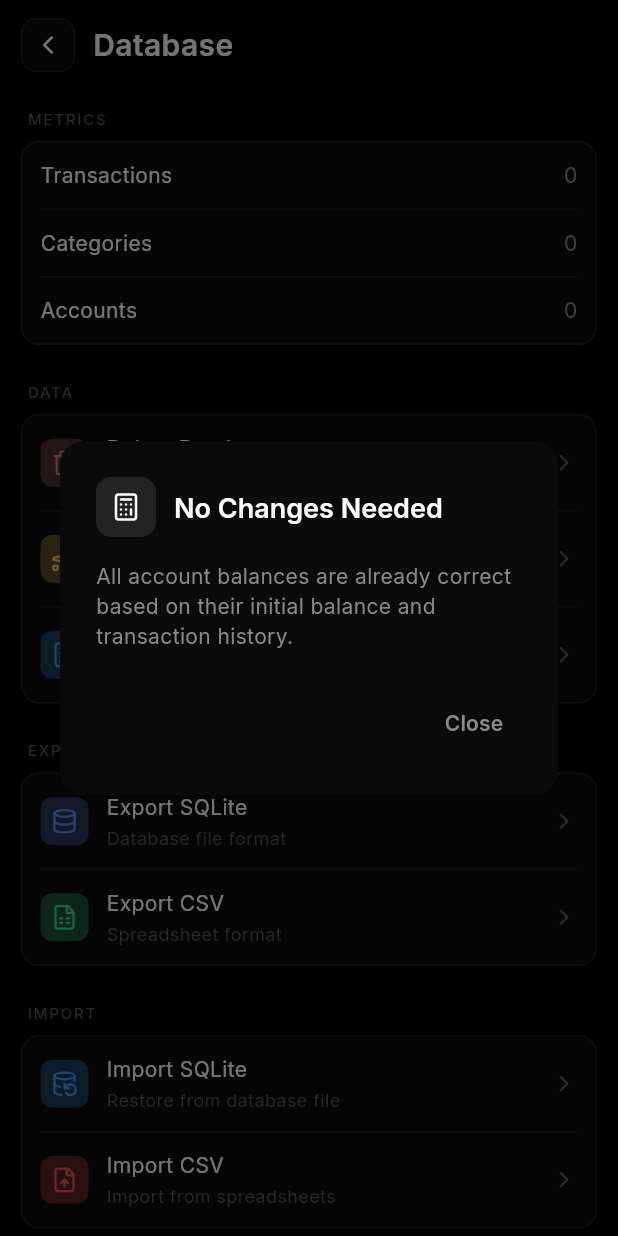
After one commit to dy-sh/Cachium, a Flutter app: the DatabaseSettingsScreen screen opened by its route, after a tap on "Recalculate Balances", on a phone screen of 412 x 824 dp. The commit adds this screen. Run offline on Flutter 3.47's test engine with Material 3 defaults, Android fonts, the phone set to English and light mode, and no system bars; our stand-ins replace csv, drift, drift_flutter, file_picker, flutter_riverpod, freezed_annotation and 4 more; missing offline and left inert: cryptography, sqlite3; accounts and stored records are empty; generated files the repository leaves out were written again.

Commit message:
initial account balance, refresh balance

```diff
--- a/lib/core/database/services/database_import_service.dart
+++ b/lib/core/database/services/database_import_service.dart
@@ -266,6 +266,7 @@ class DatabaseImportService {
             'name': row['name'] as String,
             'type': row['type'] as String,
             'balance': row['balance'] as double,
+            'initialBalance': (row['initialBalance'] as num?)?.toDouble() ?? 0.0,
             'customColorValue': row['customColorValue'] as int?,
             'customIconCodePoint': row['customIconCodePoint'] as int?,
             'createdAtMillis': createdAt,
@@ -436,12 +437,14 @@ class DatabaseImportService {
         } else {
           final customColorValue = data['customColorValue'].toString();
           final customIconCodePoint = data['customIconCodePoint'].toString();
+          final initialBalanceStr = data['initialBalance']?.toString() ?? '0';
 
           final json = {
             'id': id,
             'name': data['name'].toString(),
             'type': data['type'].toString(),
             'balance': double.parse(data['balance'].toString()),
+            'initialBalance': initialBalanceStr.isEmpty ? 0.0 : double.parse(initialBalanceStr),
             'customColorValue': customColorValue.isEmpty ? null : int.parse(customColorValue),
             'customIconCodePoint': customIconCodePoint.isEmpty ? null : int.parse(customIconCodePoint),
             'createdAtMillis': createdAt,
--- a/lib/data/demo/demo_data.dart
+++ b/lib/data/demo/demo_data.dart
@@ -8,6 +8,7 @@ class DemoData {
       name: 'Chase Checking',
       type: AccountType.bank,
       balance: 5420.50,
+      initialBalance: 5420.50,
       createdAt: DateTime.now().subtract(const Duration(days: 365)),
     ),
     Account(
@@ -15,6 +16,7 @@ class DemoData {
       name: 'Visa Platinum',
       type: AccountType.creditCard,
       balance: -1250.00,
+      initialBalance: -1250.00,
       createdAt: DateTime.now().subtract(const Duration(days: 300)),
     ),
     Account(
@@ -22,6 +24,7 @@ class DemoData {
       name: 'Cash',
       type: AccountType.cash,
       balance: 340.00,
+      initialBalance: 340.00,
       createdAt: DateTime.now().subtract(const Duration(days: 200)),
     ),
     Account(
@@ -29,6 +32,7 @@ class DemoData {
       name: 'Emergency Fund',
       type: AccountType.savings,
       balance: 12500.00,
+      initialBalance: 12500.00,
       createdAt: DateTime.now().subtract(const Duration(days: 180)),
     ),
     Account(
@@ -36,6 +40,7 @@ class DemoData {
       name: 'Fidelity 401k',
       type: AccountType.investment,
       balance: 45230.75,
+      initialBalance: 45230.75,
       createdAt: DateTime.now().subtract(const Duration(days: 150)),
     ),
     Account(
@@ -43,6 +48,7 @@ class DemoData {
       name: 'PayPal',
       type: AccountType.wallet,
       balance: 850.25,
+      initialBalance: 850.25,
       createdAt: DateTime.now().subtract(const Duration(days: 100)),
     ),
   ];
--- a/lib/data/models/account_data.dart
+++ b/lib/data/models/account_data.dart
@@ -23,6 +23,9 @@ class AccountData with _$AccountData {
     /// Current balance
     required double balance,
 
+    /// Initial balance when account was created (for recalculation)
+    @Default(0.0) double initialBalance,
+
     /// Custom color value (optional) - stored as int for serialization
     int? customColorValue,
 
--- a/lib/data/repositories/account_repository.dart
+++ b/lib/data/repositories/account_repository.dart
@@ -26,6 +26,7 @@ class AccountRepository {
       name: account.name,
       type: account.type.name,
       balance: account.balance,
+      initialBalance: account.initialBalance,
       customColorValue: account.customColor?.value,
       customIconCodePoint: account.customIcon?.codePoint,
       createdAtMillis: account.createdAt.millisecondsSinceEpoch,
@@ -42,6 +43,7 @@ class AccountRepository {
         orElse: () => ui.AccountType.bank,
       ),
       balance: data.balance,
+      initialBalance: data.initialBalance,
       customColor: data.customColorValue != null
           ? Color(data.customColorValue!)
           : null,
--- a/lib/features/accounts/data/models/account.dart
+++ b/lib/features/accounts/data/models/account.dart
@@ -69,6 +69,7 @@ class Account {
   final String name;
   final AccountType type;
   final double balance;
+  final double initialBalance;
   final Color? customColor;
   final IconData? customIcon;
   final DateTime createdAt;
@@ -78,6 +79,7 @@ class Account {
     required this.name,
     required this.type,
     required this.balance,
+    required this.initialBalance,
     this.customColor,
     this.customIcon,
     required this.createdAt,
@@ -97,6 +99,7 @@ class Account {
     String? name,
     AccountType? type,
     double? balance,
+    double? initialBalance,
     Color? customColor,
     IconData? customIcon,
     DateTime? createdAt,
@@ -106,6 +109,7 @@ class Account {
       name: name ?? this.name,
       type: type ?? this.type,
       balance: balance ?? this.balance,
+      initialBalance: initialBalance ?? this.initialBalance,
       customColor: customColor ?? this.customColor,
       customIcon: customIcon ?? this.customIcon,
       createdAt: createdAt ?? this.createdAt,
--- a/lib/features/accounts/presentation/providers/accounts_provider.dart
+++ b/lib/features/accounts/presentation/providers/accounts_provider.dart
@@ -38,6 +38,7 @@ class AccountsNotifier extends AsyncNotifier<List<Account>> {
       name: name,
       type: type,
       balance: initialBalance,
+      initialBalance: initialBalance,
       createdAt: DateTime.now(),
     );
 
--- a/lib/features/settings/presentation/providers/database_providers.dart
+++ b/lib/features/settings/presentation/providers/database_providers.dart
@@ -225,3 +225,133 @@ final databaseManagementProvider =
     NotifierProvider<DatabaseManagementNotifier, AsyncValue<void>>(() {
   return DatabaseManagementNotifier();
 });
+
+/// Result of balance recalculation for a single account.
+class BalanceChange {
+  final String accountId;
+  final String accountName;
+  final double oldBalance;
+  final double newBalance;
+  final double initialBalance;
+  final double transactionDelta;
+
+  const BalanceChange({
+    required this.accountId,
+    required this.accountName,
+    required this.oldBalance,
+    required this.newBalance,
+    required this.initialBalance,
+    required this.transactionDelta,
+  });
+
+  double get difference => newBalance - oldBalance;
+  bool get hasChanged => difference.abs() > 0.001;
+}
+
+/// Result of the recalculation preview.
+class RecalculatePreview {
+  final List<BalanceChange> changes;
+  final int totalAccounts;
+
+  const RecalculatePreview({
+    required this.changes,
+    required this.totalAccounts,
+  });
+
+  List<BalanceChange> get changedAccounts =>
+      changes.where((c) => c.hasChanged).toList();
+  int get changedCount => changedAccounts.length;
+  bool get hasChanges => changedCount > 0;
+}
+
+/// Provider for recalculating account balances from transaction history.
+class RecalculateBalancesNotifier extends Notifier<AsyncValue<RecalculatePreview?>> {
+  @override
+  AsyncValue<RecalculatePreview?> build() {
+    return const AsyncValue.data(null);
+  }
+
+  /// Calculate what changes would be made without applying them.
+  Future<RecalculatePreview?> calculatePreview() async {
+    state = const AsyncValue.loading();
+    try {
+      final accountRepo = ref.read(accountRepositoryProvider);
+      final transactionRepo = ref.read(transactionRepositoryProvider);
+
+      // Get all accounts and transactions
+      final accounts = await accountRepo.getAllAccounts();
+      final transactions = await transactionRepo.getAllTransactions();
+
+      // Group transactions by account
+      final Map<String, double> accountDeltas = {};
+      for (final tx in transactions) {
+        final delta = tx.type.name == 'income' ? tx.amount : -tx.amount;
+        accountDeltas[tx.accountId] = (accountDeltas[tx.accountId] ?? 0) + delta;
+      }
+
+      // Calculate changes for each account
+      final changes = <BalanceChange>[];
+      for (final account in accounts) {
+        final transactionDelta = accountDeltas[account.id] ?? 0;
+        final newBalance = account.initialBalance + transactionDelta;
+
+        changes.add(BalanceChange(
+          accountId: account.id,
+          accountName: account.name,
+          oldBalance: account.balance,
+          newBalance: newBalance,
+          initialBalance: account.initialBalance,
+          transactionDelta: transactionDelta,
+        ));
+      }
+
+      final preview = RecalculatePreview(
+        changes: changes,
+        totalAccounts: accounts.length,
+      );
+
+      state = AsyncValue.data(preview);
+      return preview;
+    } catch (e, st) {
+      state = AsyncValue.error(e, st);
+      return null;
+    }
+  }
+
+  /// Apply the calculated changes.
+  Future<int> applyChanges() async {
+    final preview = state.valueOrNull;
+    if (preview == null) return 0;
+
+    try {
+      final accountRepo = ref.read(accountRepositoryProvider);
+      int updatedCount = 0;
+
+      for (final change in preview.changedAccounts) {
+        final account = (await accountRepo.getAllAccounts())
+            .firstWhere((a) => a.id == change.accountId);
+        final updatedAccount = account.copyWith(balance: change.newBalance);
+        await accountRepo.updateAccount(updatedAccount);
+        updatedCount++;
+      }
+
+      // Refresh accounts provider
+      ref.invalidate(accountsProvider);
+      ref.invalidate(databaseMetricsProvider);
+
+      state = const AsyncValue.data(null);
+      return updatedCount;
+    } catch (e) {
+      return 0;
+    }
+  }
+
+  void reset() {
+    state = const AsyncValue.data(null);
+  }
+}
+
+final recalculateBalancesProvider =
+    NotifierProvider<RecalculateBalancesNotifier, AsyncValue<RecalculatePreview?>>(() {
+  return RecalculateBalancesNotifier();
+});
--- a/lib/features/settings/presentation/screens/database_settings_screen.dart
+++ b/lib/features/settings/presentation/screens/database_settings_screen.dart
@@ -10,6 +10,7 @@ import '../providers/database_providers.dart';
 import '../providers/settings_provider.dart';
 import '../widgets/database_metrics_card.dart';
 import '../widgets/delete_database_dialog.dart';
+import '../widgets/recalculate_preview_dialog.dart';
 import '../widgets/settings_section.dart';
 import '../widgets/settings_tile.dart';
 
@@ -21,6 +22,7 @@ class DatabaseSettingsScreen extends ConsumerWidget {
     final intensity = ref.watch(colorIntensityProvider);
     final managementState = ref.watch(databaseManagementProvider);
     final importState = ref.watch(importStateProvider);
+    final recalculateState = ref.watch(recalculateBalancesProvider);
 
     return Scaffold(
       backgroundColor: AppColors.background,
@@ -95,6 +97,15 @@ class DatabaseSettingsScreen extends ConsumerWidget {
                           onTap: managementState.isLoading
                               ? null
                               : () => _handleCreateDemoDatabase(context, ref),
+                        ),
+                        SettingsTile(
+                          title: 'Recalculate Balances',
+                          description: 'Refresh from transaction history',
+                          icon: LucideIcons.calculator,
+                          iconColor: AppColors.getAccentColor(5, intensity),
+                          onTap: recalculateState.isLoading
+                              ? null
+                              : () => _handleRecalculateBalances(context, ref),
                         ),
                       ],
                     ),
@@ -247,6 +258,36 @@ class DatabaseSettingsScreen extends ConsumerWidget {
     }
   }
 
+  Future<void> _handleRecalculateBalances(BuildContext context, WidgetRef ref) async {
+    // Calculate preview
+    final preview = await ref
+        .read(recalculateBalancesProvider.notifier)
+        .calculatePreview();
+
+    if (preview == null || !context.mounted) return;
+
+    // Show preview dialog
+    final shouldApply = await showRecalculatePreviewDialog(
+      context: context,
+      preview: preview,
+    );
+
+    if (shouldApply == true && context.mounted) {
+      final count = await ref
+          .read(recalculateBalancesProvider.notifier)
+          .applyChanges();
+
+      if (context.mounted) {
+        ScaffoldMessenger.of(context).showSnackBar(
+          SnackBar(
+            content: Text('Updated $count account${count == 1 ? '' : 's'}'),
+            backgroundColor: AppColors.income,
+          ),
+        );
+      }
+    }
+  }
+
   Future<void> _handleImportSqlite(BuildContext context, WidgetRef ref) async {
     await ref.read(importStateProvider.notifier).importFromSqlite();
 
--- /dev/null
+++ b/lib/features/settings/presentation/widgets/recalculate_preview_dialog.dart
@@ -0,0 +1,219 @@
+import 'package:flutter/material.dart';
+import 'package:flutter_riverpod/flutter_riverpod.dart';
+import 'package:lucide_icons/lucide_icons.dart';
+
+import '../../../../core/constants/app_colors.dart';
+import '../../../../core/constants/app_spacing.dart';
+import '../../../../core/constants/app_typography.dart';
+import '../../../../core/utils/currency_formatter.dart';
+import '../providers/database_providers.dart';
+
+class RecalculatePreviewDialog extends ConsumerWidget {
+  final RecalculatePreview preview;
+
+  const RecalculatePreviewDialog({
+    super.key,
+    required this.preview,
+  });
+
+  @override
+  Widget build(BuildContext context, WidgetRef ref) {
+    final changedAccounts = preview.changedAccounts;
+
+    return AlertDialog(
+      backgroundColor: AppColors.surface,
+      shape: RoundedRectangleBorder(
+        borderRadius: BorderRadius.circular(16),
+      ),
+      title: Row(
+        children: [
+          Container(
+            width: 40,
+            height: 40,
+            decoration: BoxDecoration(
+              color: AppColors.accentPrimary.withOpacity(0.1),
+              borderRadius: BorderRadius.circular(10),
+            ),
+            child: Icon(
+              LucideIcons.calculator,
+              size: 20,
+              color: AppColors.accentPrimary,
+            ),
+          ),
+          const SizedBox(width: AppSpacing.md),
+          Expanded(
+            child: Text(
+              changedAccounts.isEmpty
+                  ? 'No Changes Needed'
+                  : 'Review Changes',
+              style: AppTypography.h4,
+            ),
+          ),
+        ],
+      ),
+      content: SizedBox(
+        width: double.maxFinite,
+        child: Column(
+          mainAxisSize: MainAxisSize.min,
+          crossAxisAlignment: CrossAxisAlignment.start,
+          children: [
+            if (changedAccounts.isEmpty)
+              Text(
+                'All account balances are already correct based on their initial balance and transaction history.',
+                style: AppTypography.bodyMedium.copyWith(
+                  color: AppColors.textSecondary,
+                ),
+              )
+            else ...[
+              Text(
+                '${changedAccounts.length} account${changedAccounts.length == 1 ? '' : 's'} will be updated:',
+                style: AppTypography.bodyMedium.copyWith(
+                  color: AppColors.textSecondary,
+                ),
+              ),
+              const SizedBox(height: AppSpacing.lg),
+              ConstrainedBox(
+                constraints: const BoxConstraints(maxHeight: 300),
+                child: ListView.separated(
+                  shrinkWrap: true,
+                  itemCount: changedAccounts.length,
+                  separatorBuilder: (_, __) => const SizedBox(height: AppSpacing.sm),
+                  itemBuilder: (context, index) {
+                    final change = changedAccounts[index];
+                    return _BalanceChangeCard(change: change);
+                  },
+                ),
+              ),
+            ],
+          ],
+        ),
+      ),
+      actions: [
+        TextButton(
+          onPressed: () => Navigator.pop(context, false),
+          child: Text(
+            changedAccounts.isEmpty ? 'Close' : 'Cancel',
+            style: AppTypography.button.copyWith(
+              color: AppColors.textSecondary,
+            ),
+          ),
+        ),
+        if (changedAccounts.isNotEmpty)
+          TextButton(
+            onPressed: () => Navigator.pop(context, true),
+            child: Text(
+              'Apply',
+              style: AppTypography.button.copyWith(
+                color: AppColors.accentPrimary,
+              ),
+            ),
+          ),
+      ],
+    );
+  }
+}
+
+class _BalanceChangeCard extends StatelessWidget {
+  final BalanceChange change;
+
+  const _BalanceChangeCard({
+    required this.change,
+  });
+
+  @override
+  Widget build(BuildContext context) {
+    final isPositive = change.difference > 0;
+    final diffColor = isPositive ? AppColors.income : AppColors.expense;
+
+    return Container(
+      padding: const EdgeInsets.all(AppSpacing.md),
+      decoration: BoxDecoration(
+        color: AppColors.surfaceLight,
+        borderRadius: BorderRadius.circular(12),
+        border: Border.all(color: AppColors.border),
+      ),
+      child: Column(
+        crossAxisAlignment: CrossAxisAlignment.start,
+        children: [
+          Text(
+            change.accountName,
+            style: AppTypography.bodyMedium.copyWith(
+              fontWeight: FontWeight.w600,
+            ),
+          ),
+          const SizedBox(height: AppSpacing.sm),
+          Row(
+            children: [
+              Expanded(
+                child: Column(
+                  crossAxisAlignment: CrossAxisAlignment.start,
+                  children: [
+                    Text(
+                      'Current',
+                      style: AppTypography.labelSmall.copyWith(
+                        color: AppColors.textTertiary,
+                      ),
+                    ),
+                    Text(
+                      CurrencyFormatter.format(change.oldBalance),
+                      style: AppTypography.bodySmall.copyWith(
+                        color: AppColors.textSecondary,
+                      ),
+                    ),
+                  ],
+                ),
+              ),
+              Icon(
+                LucideIcons.arrowRight,
+                size: 16,
+                color: AppColors.textTertiary,
+              ),
+              Expanded(
+                child: Column(
+                  crossAxisAlignment: CrossAxisAlignment.end,
+                  children: [
+                    Text(
+                      'New',
+                      style: AppTypography.labelSmall.copyWith(
+                        color: AppColors.textTertiary,
+                      ),
+                    ),
+                    Text(
+                      CurrencyFormatter.format(change.newBalance),
+                      style: AppTypography.bodySmall.copyWith(
+                        fontWeight: FontWeight.w600,
+                      ),
+                    ),
+                  ],
+                ),
+              ),
+            ],
+          ),
+          const SizedBox(height: AppSpacing.xs),
+          Row(
+            mainAxisAlignment: MainAxisAlignment.end,
+            children: [
+              Text(
+                '${isPositive ? '+' : ''}${CurrencyFormatter.format(change.difference)}',
+                style: AppTypography.labelMedium.copyWith(
+                  color: diffColor,
+                  fontWeight: FontWeight.w600,
+                ),
+              ),
+            ],
+          ),
+        ],
+      ),
+    );
+  }
+}
+
+Future<bool?> showRecalculatePreviewDialog({
+  required BuildContext context,
+  required RecalculatePreview preview,
+}) {
+  return showDialog<bool>(
+    context: context,
+    builder: (context) => RecalculatePreviewDialog(preview: preview),
+  );
+}
```
Also changed, not shown: lib/core/database/services/database_export_service.dart (+6 -3 lines), lib/data/models/account_data.freezed.dart, lib/data/models/account_data.g.dart, 1 other file.
